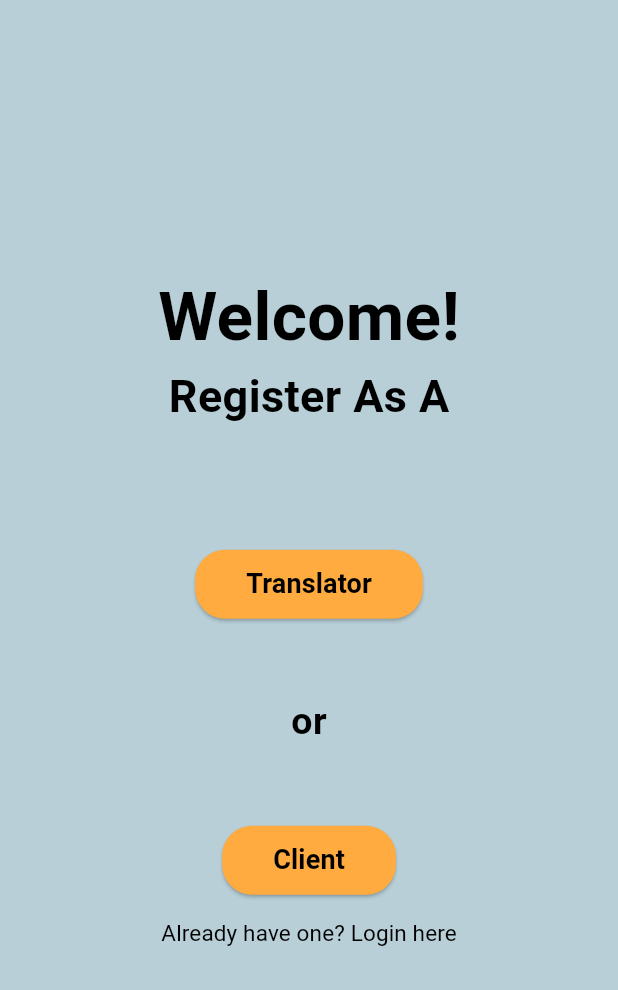
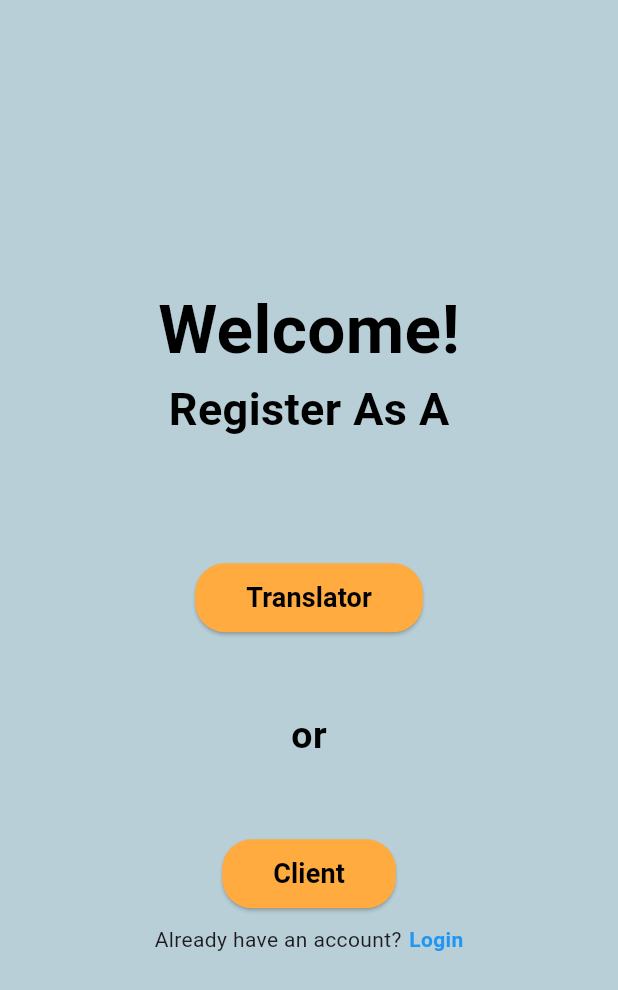
Before and after one commit to yakelinm2004/296-Project, a Flutter app: the screen it shows after launch, after a tap on "Create An Account", on a phone screen of 412 x 824 dp. Shown: the top 990 px of the screen. Run offline on Flutter 3.47's test engine with Material 3 defaults, Android fonts, the phone set to English and light mode, and no system bars; our stand-ins replace cloud_firestore, firebase_auth, firebase_core; accounts and stored records are empty; network calls fail.

```diff
--- a/lib/pages/account_type.dart
+++ b/lib/pages/account_type.dart
@@ -1,8 +1,8 @@
-// ignore_for_file: prefer_const_constructors
+// ignore_for_file: prefer_const_constructors, prefer_const_literals_to_create_immutables
 
 import 'package:flutter/material.dart';
 import 'package:mobile_app_296/pages/account_info.dart';
-import 'package:mobile_app_296/pages/login.dart';
+import 'package:mobile_app_296/pages/login_page.dart';
 
 class AccountType extends StatefulWidget {
   const AccountType({super.key});
@@ -109,6 +109,31 @@ class _AccountTypeState extends State<AccountType> {
                 ),
               ),
             ),
+            SizedBox(height: 10),
+            Row(
+              mainAxisAlignment: MainAxisAlignment.center,
+              children: [
+                Text("Already have an account?"),
+                SizedBox(width: 5,),
+                GestureDetector(
+                  onTap: (){
+                    Navigator.push(
+                      context,
+                      MaterialPageRoute(builder: (context) => LoginPage())
+                    );
+                  },
+                  child: Text(
+                    "Login",
+                    style: TextStyle(
+                      color: Colors.blue,
+                      fontWeight: FontWeight.bold
+
+                    ),
+                  ),
+                )
+              ],
+            ),
+          /*
           TextButton(
             child: Text(
               'Already have one? Login here',
@@ -126,7 +151,7 @@ class _AccountTypeState extends State<AccountType> {
               );
             },
 
-          ),
+          ),*/
           ],
         ),
       ),
--- a/lib/pages/create_account.dart
+++ b/lib/pages/create_account.dart
@@ -2,7 +2,7 @@
 
 import 'package:flutter/material.dart';
 import 'package:mobile_app_296/pages/account_type.dart';
-import 'package:mobile_app_296/pages/login.dart';
+import 'package:mobile_app_296/pages/login_page.dart';
 
 class CreateAccount extends StatefulWidget {
   const CreateAccount({super.key});
@@ -25,7 +25,10 @@ class _CreateAccountState extends State<CreateAccount> {
             Spacer(),
             Container(
               margin: EdgeInsets.all(10.0),
-              child: Text('Tongue \nTied',
+              child: Column(
+                mainAxisAlignment: MainAxisAlignment.center,
+                children: [
+                  Text('Tongue',
                   style: TextStyle(
                     shadows: [
                       Shadow(
@@ -37,10 +40,30 @@ class _CreateAccountState extends State<CreateAccount> {
 
                     fontFamily: "Magz",
                     fontWeight: FontWeight.bold,
-                fontSize: 40,
+                    fontSize: 50,
                     color: Color.fromARGB(226, 214, 238, 231)
 
                     )
+                  ),
+                  Text('Tied',
+                  style: TextStyle(
+                    shadows: [
+                      Shadow(
+                        blurRadius: 10.0,
+                        color: const Color.fromARGB(255, 141, 161, 177),
+                        offset: Offset(5.0, 5.0),
+                      ),
+                    ],
+
+                    fontFamily: "Magz",
+                    fontWeight: FontWeight.bold,
+                    fontSize: 50,
+                    color: Color.fromARGB(226, 214, 238, 231)
+
+                    )
+                  ),
+
+                ],
               ),
             ),
             Spacer(),
@@ -78,23 +101,28 @@ class _CreateAccountState extends State<CreateAccount> {
               ),
             ),
 
-          TextButton(
-            child: Text(
-              'Already have one? Login here',
-              style: TextStyle(
-                fontSize: 15.0,
-                fontWeight: FontWeight.normal,
-                color: Colors.black
-
-              ),
-            ),
-            onPressed: () {
+          Row(
+              mainAxisAlignment: MainAxisAlignment.center,
+              children: [
+                Text("Already have an account?"),
+                SizedBox(width: 5,),
+                GestureDetector(
+                  onTap: (){
                     Navigator.push(
                       context,
                       MaterialPageRoute(builder: (context) => LoginPage())
                     );
                   },
+                  child: Text(
+                    "Login",
+                    style: TextStyle(
+                      color: Colors.blue,
+                      fontWeight: FontWeight.bold
 
+                    ),
+                  ),
+                )
+              ],
             ),
 
         ]),
```
Also changed, not shown: lib/pages/account_info.dart (+84 -31 lines), lib/pages/home_page.dart (added, +86 -0 lines), lib/pages/login.dart (deleted, +0 -29 lines), lib/pages/login_page.dart (added, +178 -0 lines), lib/user authentication/user_auth.dart (added, +87 -0 lines), lib/widgets/navigation_bar.dart (added, +24 -0 lines), lib/widgets/text_field.dart (added, +12 -0 lines), pubspec.lock, pubspec.yaml (line endings or trailing spaces). Lines whose indentation alone changed are shown as unchanged.
